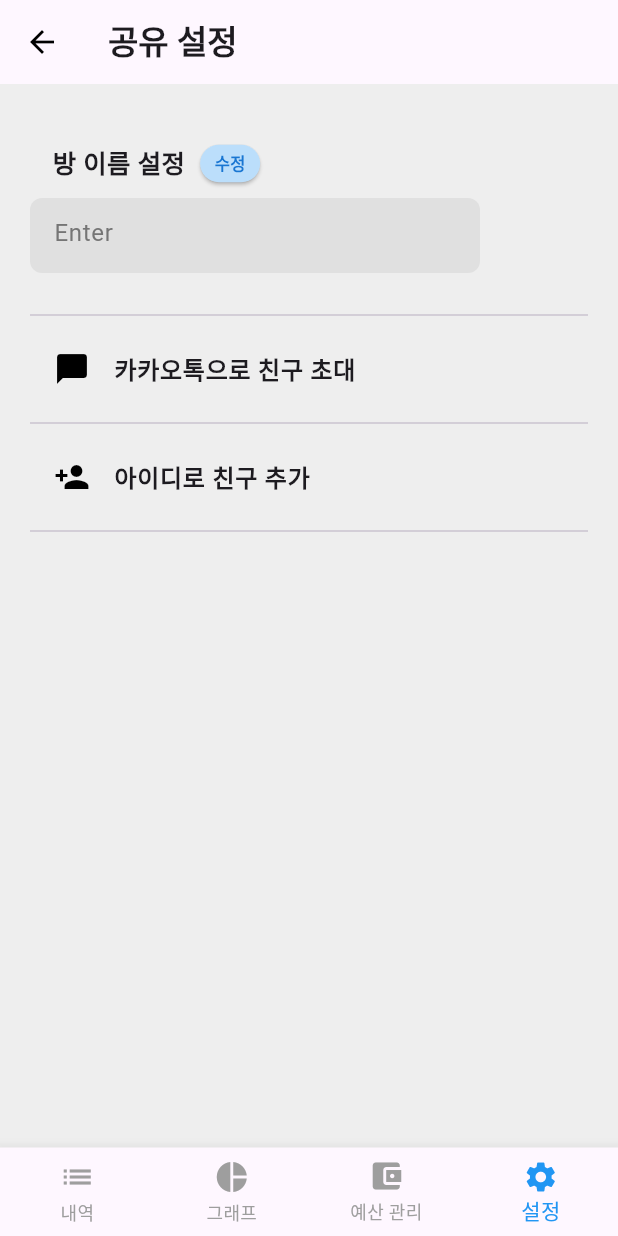
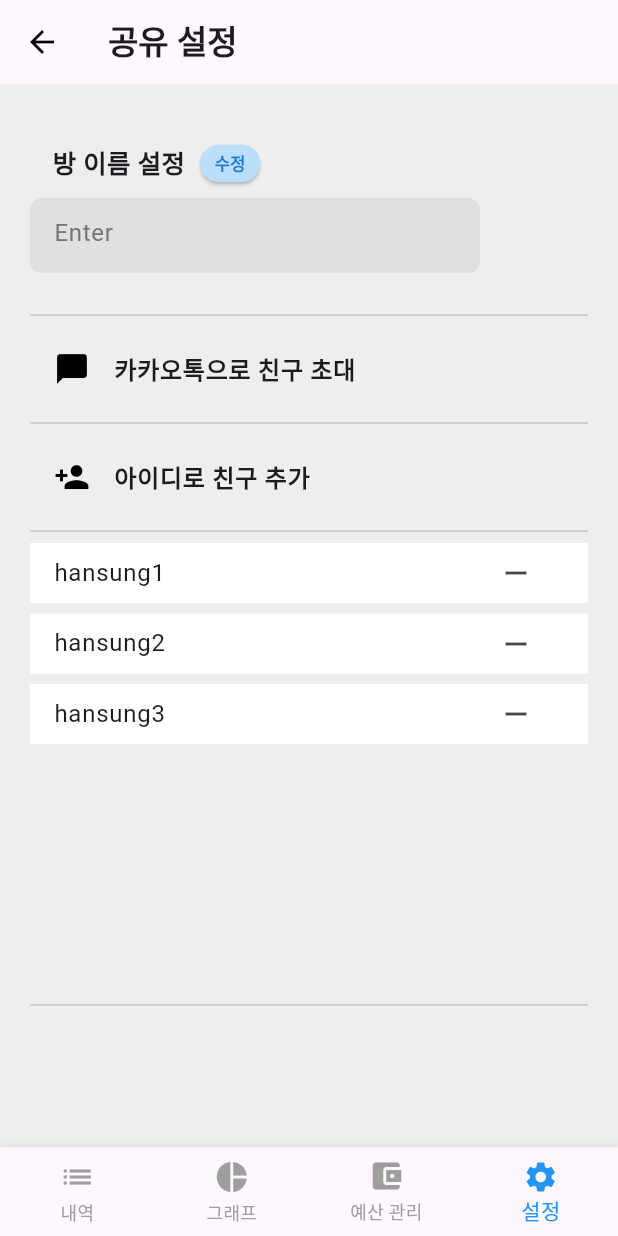
Before and after one commit to KIMjjjjjjjj/BudgetBook, a Flutter app: the SharingSettingsPage screen opened directly, on a phone screen of 412 x 824 dp. Run offline on Flutter 3.47's test engine with Material 3 defaults, Android fonts, the phone set to English and light mode, and no system bars; our stand-ins replace cloud_firestore, firebase_auth, firebase_core, firebase_storage, image_cropper, image_picker; accounts and stored records are empty; generated files the repository leaves out were written again.

Commit message:
update share_settings.dart

```diff
--- a/lib/share_settings.dart
+++ b/lib/share_settings.dart
@@ -13,8 +13,14 @@ class MyApp extends StatelessWidget {
   }
 }
 
+class SharingSettingsPage extends StatefulWidget {
+  @override
+  SharingSettingsPageState createState() => SharingSettingsPageState();
+}
 
-class SharingSettingsPage extends StatelessWidget {
+class SharingSettingsPageState extends State<SharingSettingsPage> {
+  List<String> items = ['hansung1', 'hansung2', 'hansung3'];
+
   @override
   Widget build(BuildContext context) {
     return Scaffold(
@@ -95,6 +101,33 @@ class SharingSettingsPage extends StatelessWidget {
               onTap: () {},
             ),
             Divider(),
+            SizedBox(
+              height: 300,
+              child: ListView.builder(
+                itemCount: items.length,
+                itemBuilder: (context, index) {
+                  return Column(
+                    children: [
+                      ListTile(
+                        tileColor: Colors.white,
+                        visualDensity: VisualDensity(horizontal: 0, vertical: -4),
+                        title: Text(items[index]),
+                        trailing: IconButton(
+                          icon: Icon(Icons.remove),
+                          onPressed: () {
+                            setState(() {
+                              items.removeAt(index);
+                            });
+                          },
+                        ),
+                      ),
+                      SizedBox(height: 7),
+                    ],
+                  );
+                }
+              )
+            ),
+            Divider(),
           ],
         ),
       ),
```
